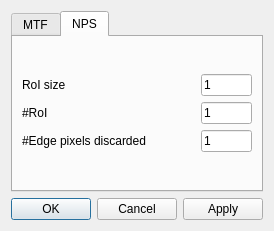
Qt form SpidrMpx3Eq/optionsdialog.ui (navrit/dexter) before a commit.
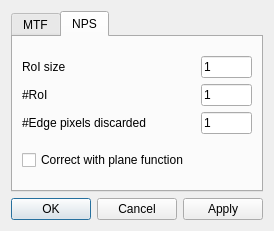
The same form after that commit. The open tabs and pages were chosen to show the change.

```diff
--- a/SpidrMpx3Eq/optionsdialog.ui
+++ b/SpidrMpx3Eq/optionsdialog.ui
@@ -273,6 +273,13 @@
          </item>
         </layout>
        </item>
+       <item>
+        <widget class="QCheckBox" name="fitPlaneCheckBox">
+         <property name="text">
+          <string>Correct with plane function</string>
+         </property>
+        </widget>
+       </item>
       </layout>
      </widget>
     </widget>
```
Left out of the diff: 2 changed lines with no effect on the pictures.
